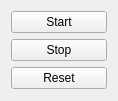
This is testbed_qt/sim_control.ui in Easimer/trigen as Qt 5 draws it before an edit. The edited form follows.
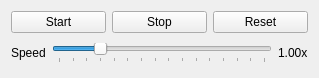
This is the edited form.

Commit message: testbed_qt: simulation speed override

```diff
--- a/testbed_qt/sim_control.ui
+++ b/testbed_qt/sim_control.ui
@@ -6,16 +6,16 @@
    <rect>
     <x>0</x>
     <y>0</y>
-    <width>118</width>
-    <height>101</height>
+    <width>319</width>
+    <height>78</height>
    </rect>
   </property>
   <property name="windowTitle">
    <string>Form</string>
   </property>
-  <layout class="QVBoxLayout" name="verticalLayout_2">
+  <layout class="QVBoxLayout" name="verticalLayout">
    <item>
-    <layout class="QVBoxLayout" name="verticalLayout">
+    <layout class="QHBoxLayout" name="layoutCtlBtn">
      <item>
       <widget class="QPushButton" name="btnStart">
        <property name="sizePolicy">
@@ -57,6 +57,55 @@
      </item>
     </layout>
    </item>
+   <item>
+    <layout class="QHBoxLayout" name="layoutSpeed">
+     <item>
+      <widget class="QLabel" name="lblSpeed">
+       <property name="text">
+        <string>Speed</string>
+       </property>
+      </widget>
+     </item>
+     <item>
+      <widget class="QSlider" name="sliderSimSpeed">
+       <property name="minimum">
+        <number>1</number>
+       </property>
+       <property name="maximum">
+        <number>16</number>
+       </property>
+       <property name="singleStep">
+        <number>1</number>
+       </property>
+       <property name="pageStep">
+        <number>4</number>
+       </property>
+       <property name="value">
+        <number>4</number>
+       </property>
+       <property name="orientation">
+        <enum>Qt::Horizontal</enum>
+       </property>
+       <property name="tickPosition">
+        <enum>QSlider::TicksBelow</enum>
+       </property>
+       <property name="tickInterval">
+        <number>1</number>
+       </property>
+      </widget>
+     </item>
+     <item>
+      <widget class="QLabel" name="lblSpeedValue">
+       <property name="text">
+        <string>1.00x</string>
+       </property>
+       <property name="textFormat">
+        <enum>Qt::AutoText</enum>
+       </property>
+      </widget>
+     </item>
+    </layout>
+   </item>
   </layout>
  </widget>
  <resources/>
```
The commit also changes 3 other files.
